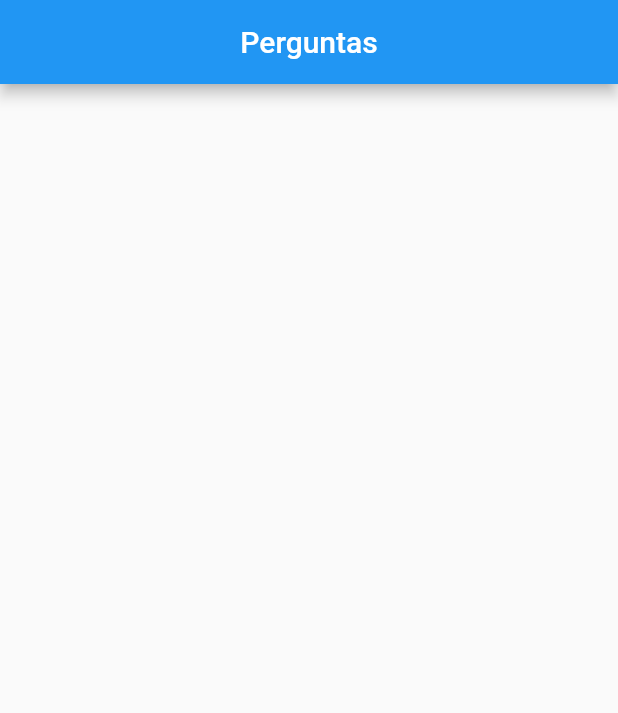
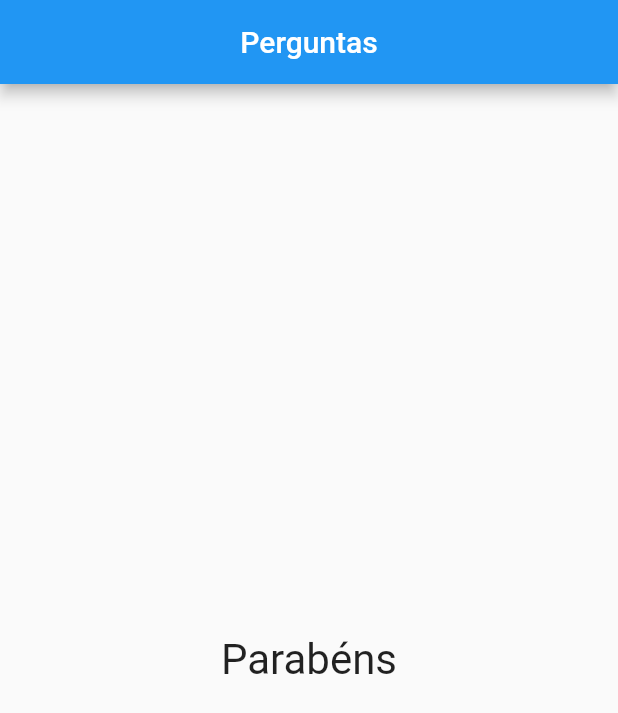
Before and after one commit to 9reis/quiz__flutter, a Flutter app: the screen it shows after launch, after a tap on "Preto", after a tap on "Cobra", after a tap on "Leo", on a phone screen of 412 x 824 dp. Shown: the top 713 px of the screen. Run offline on Flutter 3.47's test engine with Material 2 defaults, Android fonts, the light colour scheme and no system bars.

Commit message:
Exibindo Resultado

```diff
--- a/lib/main.dart
+++ b/lib/main.dart
@@ -47,7 +47,12 @@ class _PerguntaAppState extends State<PerguntaApp> {
                   ...respostas.map((t) => Resposta(t, _responder)).toList(),
                 ],
               )
-            : null,
+            : Center(
+                child: Text(
+                  'Parabéns',
+                  style: TextStyle(fontSize: 28),
+                ),
+              ),
       ),
     );
   }
```
